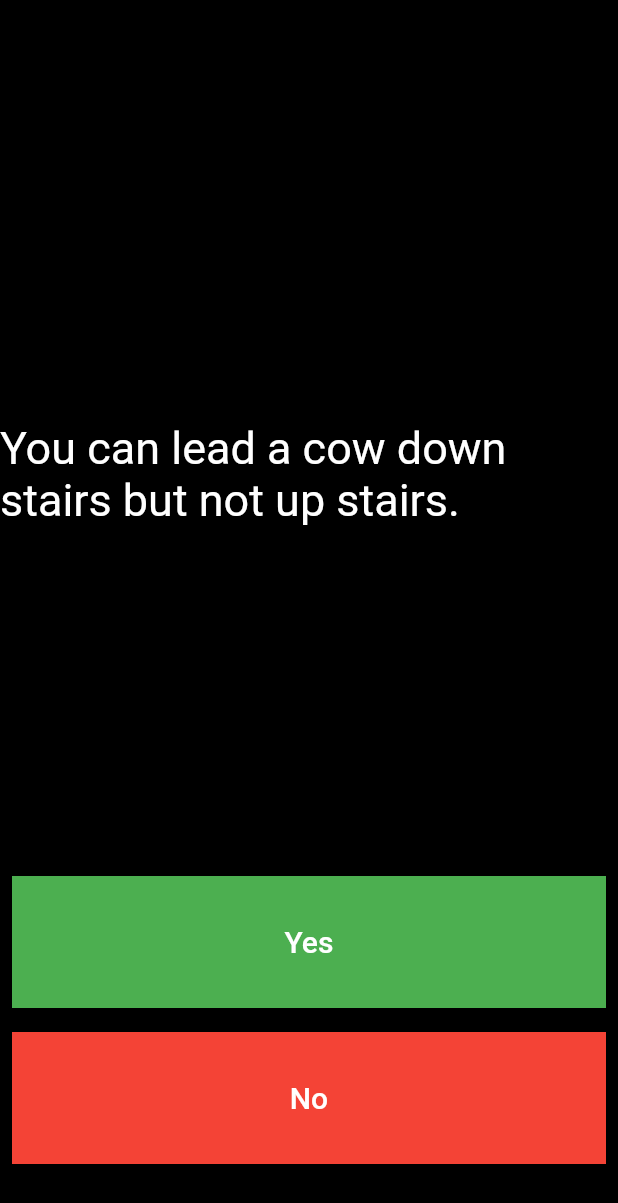
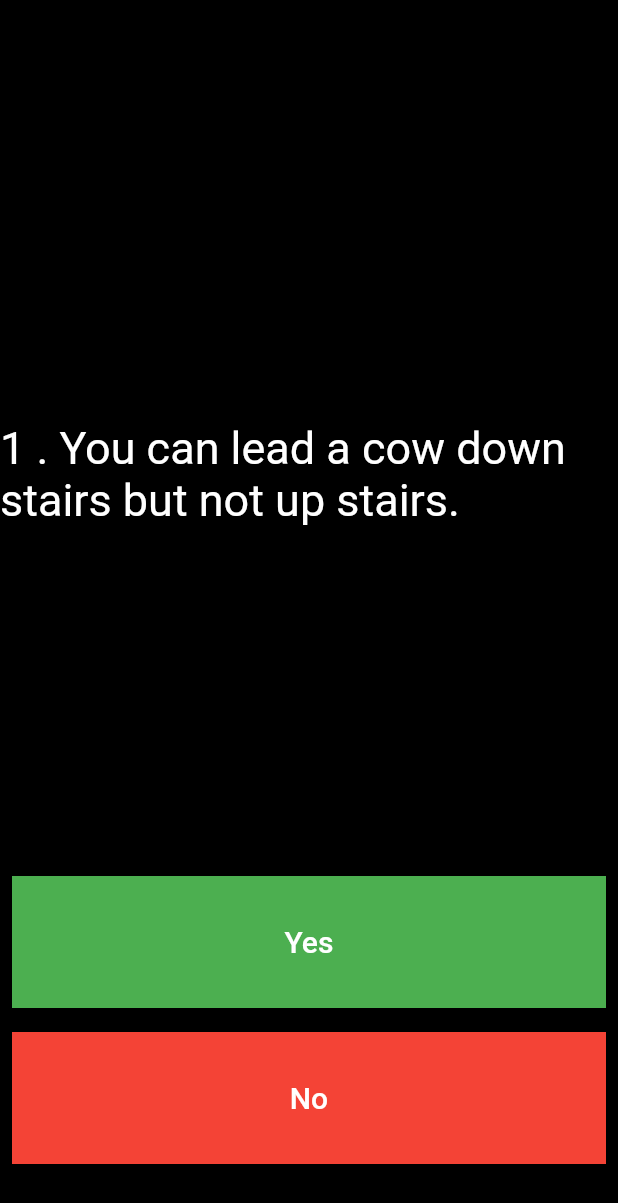
Before and after one commit to Aswin17101995/Quizzapp-flutter, a Flutter app: the screen it shows after launch, on a phone screen of 412 x 824 dp. Shown: the top 1203 px of the screen. Run offline on Flutter 3.47's test engine with Material 2 defaults, Android fonts, the phone set to English and light mode, and no system bars.

Commit message:
Quiz app completed

```diff
--- a/lib/main.dart
+++ b/lib/main.dart
@@ -75,7 +75,7 @@ class _QuizzState extends State<Quizz> {
       children: [
          if(!newQuiz.isQuizover())...[
          Expanded(flex: 5,child: Center(
-          child: Text(newQuiz.getQuestion(),style: TextStyle(
+          child: Text('${newQuiz.getQnumber() + 1} . ${newQuiz.getQuestion()}',style: TextStyle(
             color: Colors.white,
             fontSize: 30,
           ),),
--- a/lib/quizbrin.dart
+++ b/lib/quizbrin.dart
@@ -49,4 +49,7 @@ class QuizBrain{
   void restartQuiz(){
     _qNumber = 0;
   }
+  int getQnumber(){
+    return _qNumber;
+  }
 }
```
